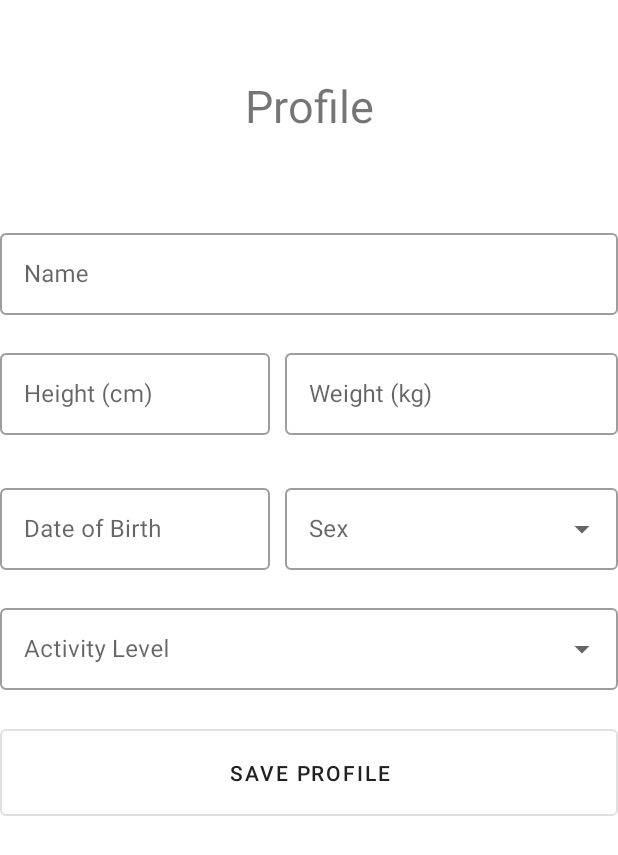
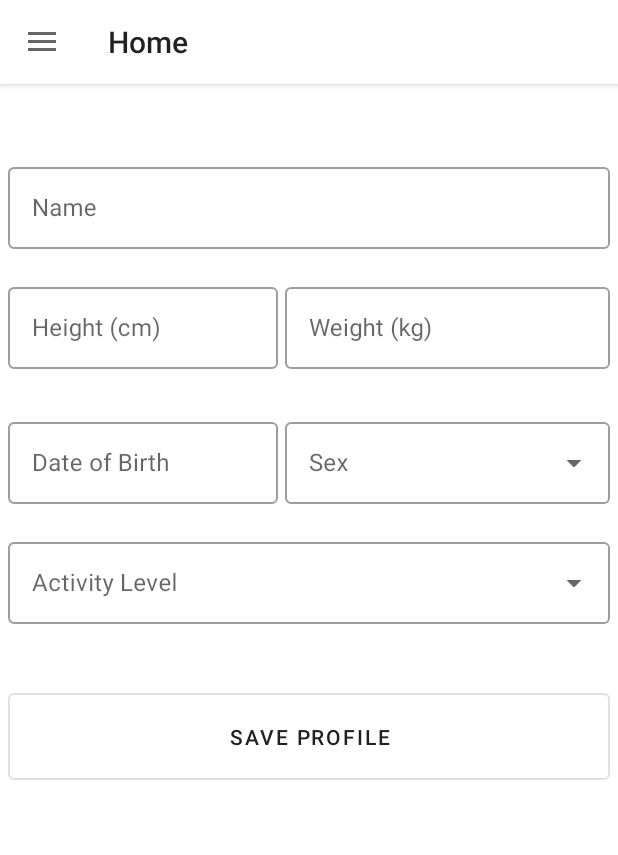
Before and after one commit to brunocaregnato/app-nutrition-basics, an Android app: the screen it shows after launch (MainActivity), after a tap on "TAKE ME TO PROFILE", on a phone screen of 412 x 824 dp. Shown: the top 855 px of the screen. Run offline under Robolectric (Android 15) with nearby library versions, the phone set to English and light mode, and no system bars; our stand-ins replace navigation-ui.

Commit message:
graphics working, refactoring menu... maybe is finished

```diff
--- a/NutritionBasics/app/src/main/java/com/example/nutritionbasics/activities/MainActivity.java
+++ b/NutritionBasics/app/src/main/java/com/example/nutritionbasics/activities/MainActivity.java
@@ -3,6 +3,7 @@ package com.example.nutritionbasics.activities;
 import androidx.annotation.NonNull;
 import androidx.appcompat.app.AlertDialog;
 import androidx.appcompat.app.AppCompatActivity;
+import androidx.appcompat.widget.Toolbar;
 import androidx.drawerlayout.widget.DrawerLayout;
 import androidx.navigation.NavController;
 import androidx.navigation.Navigation;
@@ -38,16 +39,20 @@ public class MainActivity extends AppCompatActivity {
         drawerLayout = findViewById(R.id.drawer);
         navigationView = findViewById(R.id.nav_view);
 
+        Toolbar toolbar = findViewById(R.id.toolbar);
+        setSupportActionBar(toolbar);
+
         mAppBarConfiguration = new AppBarConfiguration.Builder(
                 R.id.home, R.id.registerMeal, R.id.profile, R.id.history, R.id.evolution, R.id.info, R.id.update)
                 .setDrawerLayout(drawerLayout)
                 .build();
 
         navController = Navigation.findNavController(this, R.id.nav_host_fragment);
-
+        NavigationUI.setupActionBarWithNavController(this, navController, mAppBarConfiguration);
         NavigationUI.setupWithNavController(navigationView, navController);
 
         navigationView.setNavigationItemSelectedListener(item -> menuItemSelected(item));
+
 
         getSupportFragmentManager().beginTransaction().replace(R.id.nav_host_fragment,
                 new Home()).commit();
--- a/NutritionBasics/app/src/main/java/com/example/nutritionbasics/banco/Database.java
+++ b/NutritionBasics/app/src/main/java/com/example/nutritionbasics/banco/Database.java
@@ -24,7 +24,7 @@ import java.util.Date;
 import java.util.List;
 
 public class Database extends SQLiteOpenHelper {
-    private static final int DATABASE_VERSION = 10;
+    private static final int DATABASE_VERSION = 11;
     private static final String DATABASE_NAME = "foodDB";
 
     //TABLES
@@ -310,8 +310,6 @@ public class Database extends SQLiteOpenHelper {
         meal.setObservation(cursor.getString(3));
         meal.setTotalcalories(Double.parseDouble(cursor.getString(4)));
 
-
-
         return meal;
     }
 
@@ -363,6 +361,7 @@ public class Database extends SQLiteOpenHelper {
             return null;
         }
         else {
+            cursor.getCount();
             List<Meal> meal = new ArrayList<>();
             if (cursor.moveToFirst()) {
                 do {
--- a/NutritionBasics/app/src/main/res/layout/app_bar_main.xml
+++ b/NutritionBasics/app/src/main/res/layout/app_bar_main.xml
@@ -1,11 +1,22 @@
 <?xml version="1.0" encoding="utf-8"?>
-<androidx.coordinatorlayout.widget.CoordinatorLayout
-    xmlns:android="http://schemas.android.com/apk/res/android"
+<androidx.coordinatorlayout.widget.CoordinatorLayout xmlns:android="http://schemas.android.com/apk/res/android"
     xmlns:tools="http://schemas.android.com/tools"
     android:layout_width="match_parent"
     android:layout_height="match_parent"
     tools:context=".activities.MainActivity">
 
+    <com.google.android.material.appbar.AppBarLayout
+        android:layout_width="match_parent"
+        android:layout_height="wrap_content">
+
+        <androidx.appcompat.widget.Toolbar
+            android:id="@+id/toolbar"
+            android:layout_width="match_parent"
+            android:layout_height="?attr/actionBarSize"
+            android:background="?attr/colorPrimary"/>
+
+    </com.google.android.material.appbar.AppBarLayout>
+
     <include layout="@layout/content_main" />
 
 </androidx.coordinatorlayout.widget.CoordinatorLayout>
--- a/NutritionBasics/app/src/main/res/layout/profile_fragment.xml
+++ b/NutritionBasics/app/src/main/res/layout/profile_fragment.xml
@@ -5,19 +5,13 @@
     android:background="@color/colorPrimary"
     android:theme="@style/Theme.MaterialComponents.DayNight.DarkActionBar">
 
-    <TextView
-        android:layout_width="match_parent"
-        android:layout_height="match_parent"
-        android:gravity="top|center_horizontal"
-        android:layout_marginTop="50dp"
-        android:text="Profile"
-        android:textSize="30sp" />
-
     <com.google.android.material.textfield.TextInputLayout
         android:id="@+id/textName"
         android:layout_width="match_parent"
         android:layout_height="60dp"
-        android:layout_marginTop="150dp"
+        android:layout_marginTop="50dp"
+        android:layout_marginLeft="5dp"
+        android:layout_marginRight="5dp"
         android:hint="Name"
         android:selectAllOnFocus="false"
         style="@style/Widget.MaterialComponents.TextInputLayout.OutlinedBox">
@@ -32,7 +26,9 @@
         android:id="@+id/textHeight"
         android:layout_width="180dp"
         android:layout_height="60dp"
-        android:layout_marginTop="230dp"
+        android:layout_marginTop="130dp"
+        android:layout_marginLeft="5dp"
+        android:layout_marginRight="5dp"
         android:hint="Height (cm)"
         android:selectAllOnFocus="false"
         style="@style/Widget.MaterialComponents.TextInputLayout.OutlinedBox">
@@ -49,7 +45,8 @@
         android:layout_width="match_parent"
         android:layout_height="60dp"
         android:layout_marginLeft="190dp"
-        android:layout_marginTop="230dp"
+        android:layout_marginRight="5dp"
+        android:layout_marginTop="130dp"
         android:hint="Weight (kg)"
         android:gravity="left|center_vertical"
         android:selectAllOnFocus="false"
@@ -66,7 +63,9 @@
         android:id="@+id/textBirth"
         android:layout_width="180dp"
         android:layout_height="60dp"
-        android:layout_marginTop="320dp"
+        android:layout_marginTop="220dp"
+        android:layout_marginLeft="5dp"
+        android:layout_marginRight="5dp"
         android:gravity="left|center_vertical"
         android:hint="Date of Birth"
         style="@style/Widget.MaterialComponents.TextInputLayout.OutlinedBox">
@@ -84,9 +83,10 @@
         android:id="@+id/textSex"
         android:layout_width="match_parent"
         android:layout_height="60dp"
+        android:layout_marginRight="5dp"
         android:layout_marginLeft="190dp"
         android:gravity="left|center_vertical"
-        android:layout_marginTop="320dp"
+        android:layout_marginTop="220dp"
         android:hint="Sex">
 
         <AutoCompleteTextView
@@ -101,9 +101,11 @@
         style="@style/Widget.MaterialComponents.TextInputLayout.OutlinedBox.ExposedDropdownMenu"
         android:id="@+id/textActivityLevel"
         android:layout_width="match_parent"
+        android:layout_marginLeft="5dp"
+        android:layout_marginRight="5dp"
         android:layout_height="60dp"
         android:gravity="left|center_vertical"
-        android:layout_marginTop="400dp"
+        android:layout_marginTop="300dp"
         android:hint="Activity Level">
 
         <AutoCompleteTextView
@@ -119,8 +121,10 @@
         style="@style/Widget.MaterialComponents.Button.OutlinedButton"
         android:id="@+id/saveButton"
         android:layout_width="match_parent"
+        android:layout_marginLeft="5dp"
+        android:layout_marginRight="5dp"
         android:layout_height="70dp"
-        android:layout_marginTop="480dp"
+        android:layout_marginTop="400dp"
         android:text="Save Profile">
     </com.google.android.material.button.MaterialButton>
 </RelativeLayout>
--- a/NutritionBasics/app/src/main/res/navigation/mobile_navigation.xml
+++ b/NutritionBasics/app/src/main/res/navigation/mobile_navigation.xml
@@ -36,14 +36,14 @@
     <fragment
         android:id="@+id/evolution"
         android:name="com.example.nutritionbasics.activities.fragments.Evolution"
-        android:label="Register Meal"
+        android:label="Evolution (Last 7 days)"
         tools:layout="@layout/evolution_fragment">
     </fragment>
 
     <fragment
         android:id="@+id/info"
         android:name="com.example.nutritionbasics.activities.fragments.Info"
-        android:label="Register Meal"
+        android:label="Informations"
         tools:layout="@layout/info_fragment">
     </fragment>
 
```
Also changed, not shown: NutritionBasics/app/src/main/java/com/example/nutritionbasics/activities/fragments/Details.java (+41 -26 lines), NutritionBasics/app/src/main/java/com/example/nutritionbasics/activities/fragments/Evolution.java (+8 -19 lines), NutritionBasics/app/src/main/java/com/example/nutritionbasics/activities/fragments/RegisterFood.java (+6 -2 lines), NutritionBasics/app/src/main/res/layout/details_fragment.xml (+26 -58 lines), NutritionBasics/app/src/main/res/layout/evolution_fragment.xml (+4 -9 lines), NutritionBasics/app/src/main/res/layout/history_fragment.xml (+3 -9 lines), NutritionBasics/app/src/main/res/layout/home_fragment.xml (+5 -5 lines), NutritionBasics/app/src/main/res/layout/info_fragment.xml (+5 -11 lines), NutritionBasics/app/src/main/res/layout/register_meal_fragment.xml (+13 -13 lines), NutritionBasics/app/src/main/res/layout/update_food_fragment.xml (+5 -10 lines).
